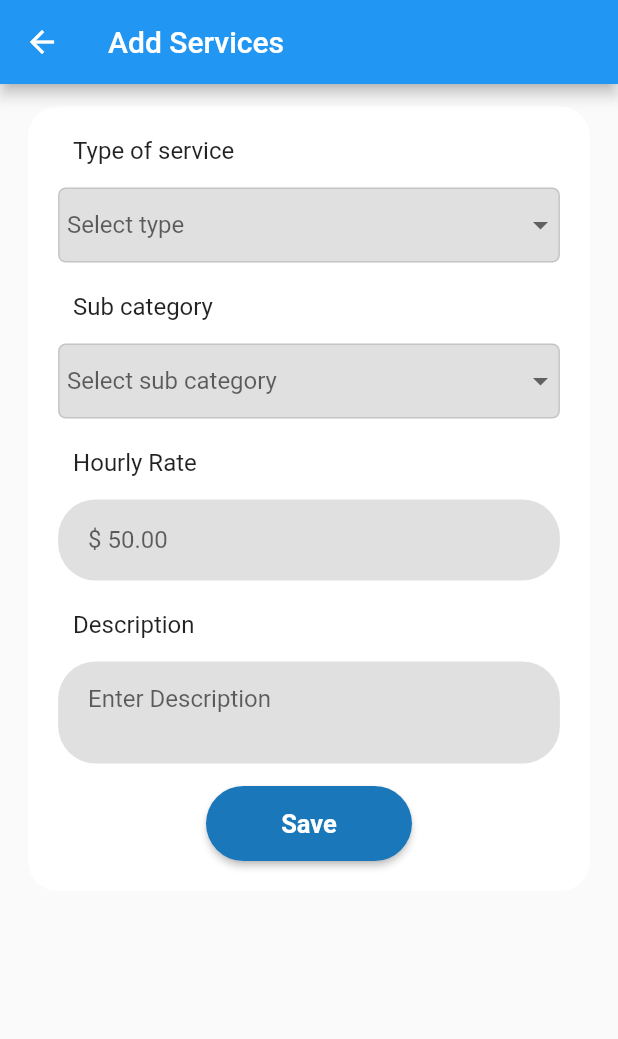
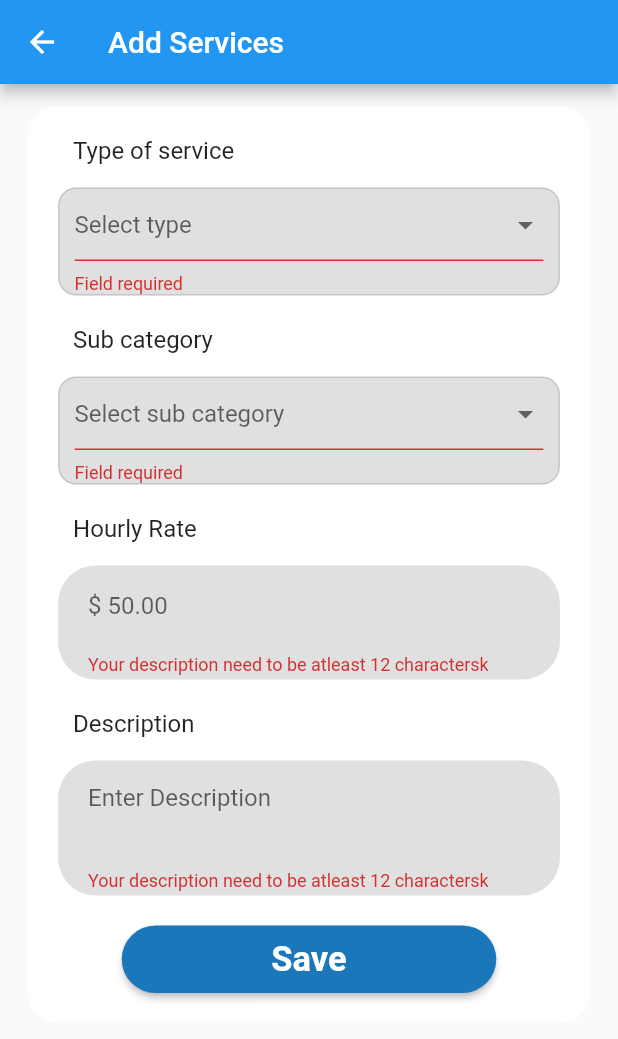
Before and after one commit to abdullah432/liderfacilities, a Flutter app: the AddService screen opened directly, after a tap on "Save", on a phone screen of 412 x 824 dp. Shown: the top 1039 px of the screen. Run offline on Flutter 3.47's test engine with Material 2 defaults, Android fonts, the phone set to English and light mode, and no system bars; our stand-ins replace cloud_firestore, firebase_auth, firebase_storage, image_picker, shared_preferences; accounts and stored records are empty.

Commit message:
addservices firestore logic

```diff
--- a/lang/en.json
+++ b/lang/en.json
@@ -38,6 +38,9 @@
     "Hourly Rate": "Hourly Rate",
     "Description": "Description",
     "EnterDescription": "Enter Description",
+    "Your description need to be atleast 12 characters": "Your description need to be atleast 12 charactersk",
+    "Fail to add": "Fail to add",
+    "Added successfully": "Added successfully",
     "CLEANING": "CLEANING",
     "AIR CONDITIONING": "AIR CONDITIONING",
     "DRIVER": "DRIVER",
--- a/lang/pt.json
+++ b/lang/pt.json
@@ -37,6 +37,9 @@
     "Hourly Rate": "Custo Médio por Hora",
     "Description": "Descrição",
     "EnterDescription": "Digite Descrição",
+    "Your description need to be atleast 12 characters": "Sua descrição precisa ter pelo menos 12 caracteres",
+    "Fail to add": "Falha ao adicionar",
+    "Added successfully": "Adicionado com sucesso",
     "CLEANING": "DE LIMPEZA",
     "AIR CONDITIONING": "DE AR-CONDICIONADO",
     "DRIVER": "MOTORISTA",
--- a/lib/main.dart
+++ b/lib/main.dart
@@ -116,7 +116,7 @@ class MyAppState extends State<MyApp> {
       return HomePage(user.uid);
     }
     else {
-      return AddService();
+      return RootPage();
     }
   }
 
--- a/lib/screens/addservices.dart
+++ b/lib/screens/addservices.dart
@@ -1,5 +1,6 @@
 import 'package:flutter/material.dart';
 import 'package:liderfacilites/models/app_localization.dart';
+import 'package:liderfacilites/models/firestore.dart';
 import 'package:liderfacilites/models/services.dart';
 import 'package:liderfacilites/models/setting.dart';
 
@@ -12,10 +13,17 @@ class AddService extends StatefulWidget {
 
 class AddServiceState extends State<AddService> with WidgetsBindingObserver {
   AppLocalizations lang;
+  //for form validation
+  final GlobalKey<FormState> _formKey = GlobalKey<FormState>();
+  TextEditingController hrC = new TextEditingController();
+  TextEditingController desC = new TextEditingController();
 
   var typeofservices = ['CLEANING'];
   var subTypesList = ['SELECT SERVICE FIRST'];
+
+  String _dropdowntosError;
   String selectedService;
+  String _dropdownscError;
   String selectedSubCategory;
 
   Setting _setting = new Setting();
@@ -62,6 +70,8 @@ class AddServiceState extends State<AddService> with WidgetsBindingObserver {
                               bottomRight: Radius.circular(20),
                               topLeft: Radius.circular(20),
                               topRight: Radius.circular(20))),
+                      child: Form(
+                        key: _formKey,
                         child: Column(children: <Widget>[
                           Padding(
                             padding: const EdgeInsets.only(top: 20, left: 30),
@@ -73,11 +83,18 @@ class AddServiceState extends State<AddService> with WidgetsBindingObserver {
                                 )),
                           ),
                           Padding(
-                  padding: const EdgeInsets.only(top: 15, left: 20, right: 20),
+                              padding: const EdgeInsets.only(
+                                  top: 15, left: 20, right: 20),
                               child: Align(
                                 alignment: Alignment.topLeft,
                                 child: typeofservicedropdown(),
                               )),
+                          _dropdowntosError == null
+                              ? SizedBox.shrink()
+                              : Text(
+                                  _dropdowntosError ?? "",
+                                  style: TextStyle(color: Colors.red),
+                                ),
                           Padding(
                             padding: const EdgeInsets.only(top: 20, left: 30),
                             child: Align(
@@ -88,11 +105,18 @@ class AddServiceState extends State<AddService> with WidgetsBindingObserver {
                                 )),
                           ),
                           Padding(
-                  padding: const EdgeInsets.only(top: 15, left: 20, right: 20),
+                              padding: const EdgeInsets.only(
+                                  top: 15, left: 20, right: 20),
                               child: Align(
                                 alignment: Alignment.topLeft,
                                 child: subcategorydropdown(),
                               )),
+                          _dropdownscError == null
+                              ? SizedBox.shrink()
+                              : Text(
+                                  _dropdownscError ?? "",
+                                  style: TextStyle(color: Colors.red),
+                                ),
                           Padding(
                             padding: const EdgeInsets.only(top: 20, left: 30),
                             child: Align(
@@ -103,7 +127,8 @@ class AddServiceState extends State<AddService> with WidgetsBindingObserver {
                                 )),
                           ),
                           Padding(
-                  padding: const EdgeInsets.only(top: 15, left: 20, right: 20),
+                              padding: const EdgeInsets.only(
+                                  top: 15, left: 20, right: 20),
                               child: Align(
                                 alignment: Alignment.topLeft,
                                 child: hourlyRateTextBox(),
@@ -118,17 +143,19 @@ class AddServiceState extends State<AddService> with WidgetsBindingObserver {
                                 )),
                           ),
                           Padding(
-                  padding: const EdgeInsets.only(top: 15, left: 20, right: 20),
+                              padding: const EdgeInsets.only(
+                                  top: 15, left: 20, right: 20),
                               child: Align(
                                 alignment: Alignment.topLeft,
                                 child: descriptionTextBox(),
                               )),
                           Padding(
-                  padding: const EdgeInsets.only(top: 15, bottom: 20),
+                              padding:
+                                  const EdgeInsets.only(top: 20, bottom: 20),
                               child: saveButton()),
                         ]),
                       )),
-        )));
+                ))));
   }
 
   typeofservicedropdown() {
@@ -138,13 +165,12 @@ class AddServiceState extends State<AddService> with WidgetsBindingObserver {
         shape: RoundedRectangleBorder(
           side: BorderSide(
               width: 1.0, style: BorderStyle.solid, color: Colors.black12),
-            borderRadius: BorderRadius.all(Radius.circular(5.0)),
+          borderRadius: BorderRadius.all(Radius.circular(12.0)),
         ),
       ),
       child: Padding(
-          padding: const EdgeInsets.only(left: 5),
-          child: DropdownButtonHideUnderline(
-              child: DropdownButton<String>(
+          padding: const EdgeInsets.only(left: 10, right: 10),
+          child: DropdownButtonFormField<String>(
             isExpanded: true,
             items: typeofservices.map((String dropDownStringItem) {
               return DropdownMenuItem(
@@ -153,6 +179,10 @@ class AddServiceState extends State<AddService> with WidgetsBindingObserver {
               );
             }).toList(),
             hint: Text('Select type'),
+            decoration: InputDecoration(
+                enabledBorder:
+                    UnderlineInputBorder(borderSide: BorderSide.none)),
+            validator: (value) => value == null ? 'Field required' : null,
             onChanged: (String value) {
               setState(() {
                 selectedService = value;
@@ -161,24 +191,27 @@ class AddServiceState extends State<AddService> with WidgetsBindingObserver {
             },
             value: selectedService,
           )),
-        ));
+    );
   }
 
   subcategorydropdown() {
     return Container(
       decoration: ShapeDecoration(
         color: Colors.black12,
+        // color: Color.fromARGB(224, 224, 224, 100),
         shape: RoundedRectangleBorder(
           side: BorderSide(
               width: 1.0, style: BorderStyle.solid, color: Colors.black12),
-            borderRadius: BorderRadius.all(Radius.circular(5.0)),
+          borderRadius: BorderRadius.all(Radius.circular(12.0)),
         ),
       ),
       child: Padding(
-          padding: const EdgeInsets.only(left: 5),
-          child: DropdownButtonHideUnderline(
-              child: DropdownButton<String>(
+          padding: const EdgeInsets.only(left: 10, right: 10),
+          child: DropdownButtonFormField<String>(
             isExpanded: true,
+            decoration: InputDecoration(
+                enabledBorder:
+                    UnderlineInputBorder(borderSide: BorderSide.none)),
             items: subTypesList.map((String dropDownStringItem) {
               return DropdownMenuItem(
                 value: dropDownStringItem,
@@ -186,6 +219,7 @@ class AddServiceState extends State<AddService> with WidgetsBindingObserver {
               );
             }).toList(),
             hint: Text('Select sub category'),
+            validator: (value) => value == null ? 'Field required' : null,
             onChanged: (String value) {
               setState(() {
                 selectedSubCategory = value;
@@ -193,7 +227,7 @@ class AddServiceState extends State<AddService> with WidgetsBindingObserver {
             },
             value: selectedSubCategory,
           )),
-        ));
+    );
   }
 
   hourlyRateTextBox() {
@@ -210,8 +244,8 @@ class AddServiceState extends State<AddService> with WidgetsBindingObserver {
               cursorColor: Color.fromARGB(214, 214, 214, 100),
               // textAlign: TextAlign.center,
               keyboardType: TextInputType.number,
-              // validator: validateEmail,
-              // // controller: emailC,
+              validator: validateHR,
+              controller: hrC,
               // onSaved: (value) {
               //   _email = value;
               // },
@@ -225,6 +259,14 @@ class AddServiceState extends State<AddService> with WidgetsBindingObserver {
         ],
       ),
     );
+  }
+
+  String validateHR(String value) {
+    if (value.isEmpty) {
+      return lang
+          .translate('Your description need to be atleast 12 characters');
+    } else
+      return null;
   }
 
   descriptionTextBox() {
@@ -242,8 +284,8 @@ class AddServiceState extends State<AddService> with WidgetsBindingObserver {
               // textAlign: TextAlign.center,
               keyboardType: TextInputType.multiline,
               maxLines: 2,
-              // validator: validateEmail,
-              // // controller: emailC,
+              validator: validateDescription,
+              controller: desC,
               // onSaved: (value) {
               //   _email = value;
               // },
@@ -259,10 +301,18 @@ class AddServiceState extends State<AddService> with WidgetsBindingObserver {
     );
   }
 
+  String validateDescription(String valule) {
+    if (valule.length < 12) {
+      return lang
+          .translate('Your description need to be atleast 12 characters');
+    } else
+      return null;
+  }
+
   saveButton() {
     return Container(
-        height: 50,
-        width: MediaQuery.of(context).size.width / 3,
+      height: 45,
+      width: MediaQuery.of(context).size.width / 1.65,
       decoration:
           BoxDecoration(borderRadius: BorderRadius.all(Radius.circular(25))),
       child: RaisedButton(
@@ -270,16 +320,49 @@ class AddServiceState extends State<AddService> with WidgetsBindingObserver {
         shape:
             RoundedRectangleBorder(borderRadius: BorderRadius.circular(25.0)),
         onPressed: () {
-            // validateUser();
+          saveService();
         },
         child: Text(
           'Save',
           // AppLocalizations.of(context).translate('Login'),
           style: TextStyle(
-                fontWeight: FontWeight.bold, fontSize: 17, color: Colors.white),
+              fontWeight: FontWeight.bold, fontSize: 23, color: Colors.white),
         ),
       ),
     );
+  }
+
+  saveService() async {
+    if (_formKey.currentState.validate()) {
+      CustomFirestore firestore = new CustomFirestore();
+      bool result = await firestore.createServiceRecord(
+          selectedService, selectedSubCategory, hrC.text, desC.text);
+      if (result) {
+        Navigator.of(context).pop();
+        showSnachBar(lang.translate('Successfully Added'), 1);
+      } else {
+        showSnachBar(lang.translate('Fail to add'), 2);
+      }
+    }
+  }
+
+  showSnachBar(String msg, int choice) {
+    if (choice == 1){
+    Scaffold.of(context).showSnackBar(new SnackBar(
+      content: Text(
+        msg,
+        style: TextStyle(color: Colors.green),
+      ),
+    ));
+    } else {
+          Scaffold.of(context).showSnackBar(new SnackBar(
+      content: Text(
+        msg,
+        style: TextStyle(color: Colors.red),
+      ),
+    ));
+    }
+
   }
 
   selectSubtype() {
--- a/lib/screens/register.dart
+++ b/lib/screens/register.dart
@@ -375,7 +375,7 @@ class RegisterState extends State<Register> {
                   createRecord(authData),
                   user = authData.user,
                   Navigator.pushReplacement(context,
-                      new MaterialPageRoute(builder: (context) => HomePage(user)))
+                      new MaterialPageRoute(builder: (context) => HomePage(user.uid)))
                 })
             .catchError((e) => {
               print(e.toString())});
--- a/lib/screens/userhome/fourth_page.dart
+++ b/lib/screens/userhome/fourth_page.dart
@@ -69,7 +69,7 @@ class FourthPageState extends State<FourthPage> {
         child: Center(
           child: Container(
             width: MediaQuery.of(context).size.width / 1.1,
-            height: MediaQuery.of(context).size.height / 2.6,
+            height: MediaQuery.of(context).size.height / 2.4,
             decoration: BoxDecoration(
                 color: Color.fromRGBO(26, 119, 186, 1),
                 borderRadius: BorderRadius.only(
@@ -109,7 +109,7 @@ class FourthPageState extends State<FourthPage> {
   profileImage() {
     // String _imageUrl;
     return CircleAvatar(
-      radius: 35,
+      radius: 40,
       // backgroundColor: Colors.black,
       child: ClipOval(
           child: _imageUrl == null
@@ -119,7 +119,7 @@ class FourthPageState extends State<FourthPage> {
               : Image.network(
                   _imageUrl,
                   fit: BoxFit.fill,
-                  width: 100,
+                  width: 80,
                 )),
       // backgroundImage: AssetImage('icons/default_profile_idcon.png'),
       // backgroundImage: AssetImage('assets/images/account.png'),
```
Also changed, not shown: lib/models/firestore.dart (added, +31 -0 lines), lib/models/validation.dart (added, +12 -0 lines). Lines whose indentation alone changed are shown as unchanged.
